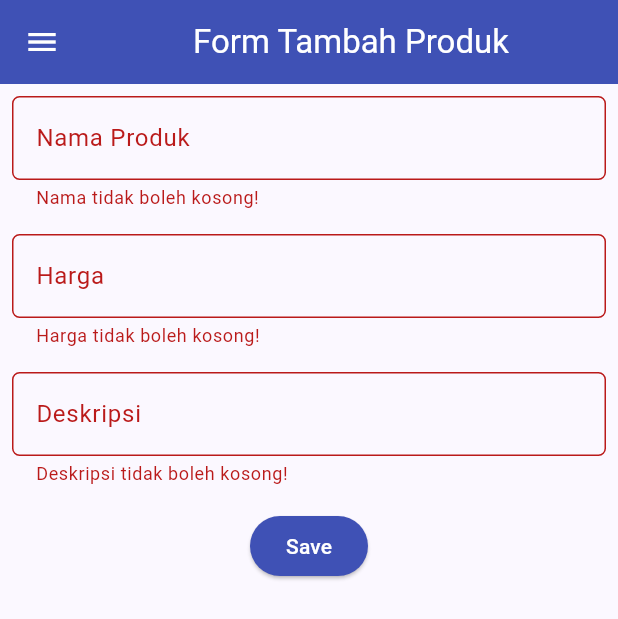
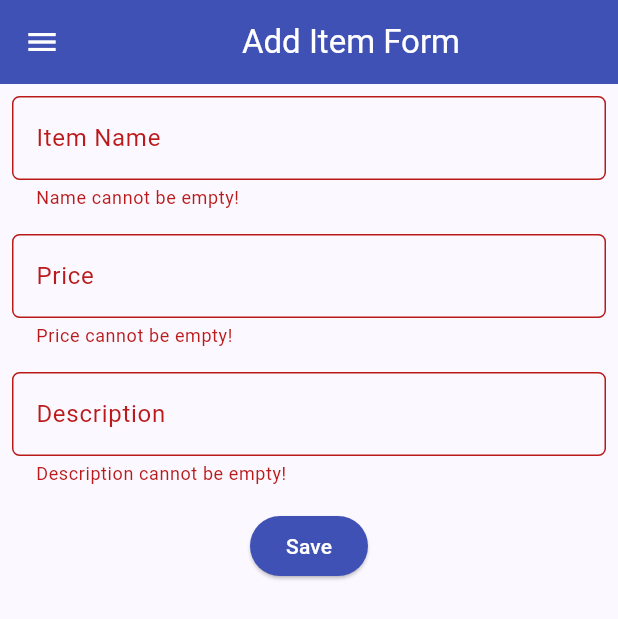
Before and after one commit to vinamyrnauli/shopping-list-mobile, a Flutter app: the ShopFormPage screen opened directly, after a tap on "Save", on a phone screen of 412 x 824 dp. Shown: the top 619 px of the screen. Run offline on Flutter 3.47's test engine with Material 2 defaults, Android fonts, the phone set to English and light mode, and no system bars; missing offline and left inert: pbp_django_auth; network calls fail.

Commit message:
http check

```diff
--- a/lib/screens/shoplist_form.dart
+++ b/lib/screens/shoplist_form.dart
@@ -1,3 +1,5 @@
+// ignore_for_file: use_build_context_synchronously
+
 import 'dart:convert';
 
 import 'package:flutter/material.dart';
@@ -28,7 +30,7 @@ class _ShopFormPageState extends State<ShopFormPage> {
       appBar: AppBar(
         title: const Center(
           child: Text(
-            'Form Tambah Produk',
+            'Add Item Form',
           ),
         ),
         backgroundColor: Colors.indigo,
@@ -45,8 +47,8 @@ class _ShopFormPageState extends State<ShopFormPage> {
               padding: const EdgeInsets.all(8.0),
               child: TextFormField(
                 decoration: InputDecoration(
-                  hintText: "Nama Produk",
-                  labelText: "Nama Produk",
+                  hintText: "Item Name",
+                  labelText: "Item Name",
                   border: OutlineInputBorder(
                     borderRadius: BorderRadius.circular(5.0),
                   ),
@@ -58,7 +60,7 @@ class _ShopFormPageState extends State<ShopFormPage> {
                 },
                 validator: (String? value) {
                   if (value == null || value.isEmpty) {
-                    return "Nama tidak boleh kosong!";
+                    return "Name cannot be empty!";
                   }
                   return null;
                 },
@@ -68,8 +70,8 @@ class _ShopFormPageState extends State<ShopFormPage> {
               padding: const EdgeInsets.all(8.0),
               child: TextFormField(
                 decoration: InputDecoration(
-                  hintText: "Harga",
-                  labelText: "Harga",
+                  hintText: "Price",
+                  labelText: "Price",
                   border: OutlineInputBorder(
                     borderRadius: BorderRadius.circular(5.0),
                   ),
@@ -82,10 +84,10 @@ class _ShopFormPageState extends State<ShopFormPage> {
                 },
                 validator: (String? value) {
                   if (value == null || value.isEmpty) {
-                    return "Harga tidak boleh kosong!";
+                    return "Price cannot be empty!";
                   }
                   if (int.tryParse(value) == null) {
-                    return "Harga harus berupa angka!";
+                    return "Price must be a number!";
                   }
                   return null;
                 },
@@ -95,8 +97,8 @@ class _ShopFormPageState extends State<ShopFormPage> {
               padding: const EdgeInsets.all(8.0),
               child: TextFormField(
                 decoration: InputDecoration(
-                  hintText: "Deskripsi",
-                  labelText: "Deskripsi",
+                  hintText: "Description",
+                  labelText: "Description",
                   border: OutlineInputBorder(
                     borderRadius: BorderRadius.circular(5.0),
                   ),
@@ -109,7 +111,7 @@ class _ShopFormPageState extends State<ShopFormPage> {
                 },
                 validator: (String? value) {
                   if (value == null || value.isEmpty) {
-                    return "Deskripsi tidak boleh kosong!";
+                    return "Description cannot be empty!";
                   }
                   return null;
                 },
@@ -126,19 +128,17 @@ class _ShopFormPageState extends State<ShopFormPage> {
                   onPressed: () async {
                     if (_formKey.currentState!.validate()) {
                       // Kirim ke Django dan tunggu respons
-                      // OK TODO: Ganti URL dan jangan lupa tambahkan trailing slash (/) di akhir URL!
                       final response = await request.postJson(
                           "http://vina-myrnauli-tutorial.pbp.cs.ui.ac.id/create-flutter/",
                           jsonEncode(<String, String>{
                             'name': _name,
                             'price': _price.toString(),
                             'description': _description,
-                            // TODO: Sesuaikan field data sesuai dengan aplikasimu
                           }));
                       if (response['status'] == 'success') {
                         ScaffoldMessenger.of(context)
                             .showSnackBar(const SnackBar(
-                          content: Text("Produk baru berhasil disimpan!"),
+                          content: Text("New item successfully saved!"),
                         ));
                         Navigator.pushReplacement(
                           context,
@@ -147,8 +147,7 @@ class _ShopFormPageState extends State<ShopFormPage> {
                       } else {
                         ScaffoldMessenger.of(context)
                             .showSnackBar(const SnackBar(
-                          content:
-                              Text("Terdapat kesalahan, silakan coba lagi."),
+                          content: Text("There is an error, please try again."),
                         ));
                       }
                     }
```
